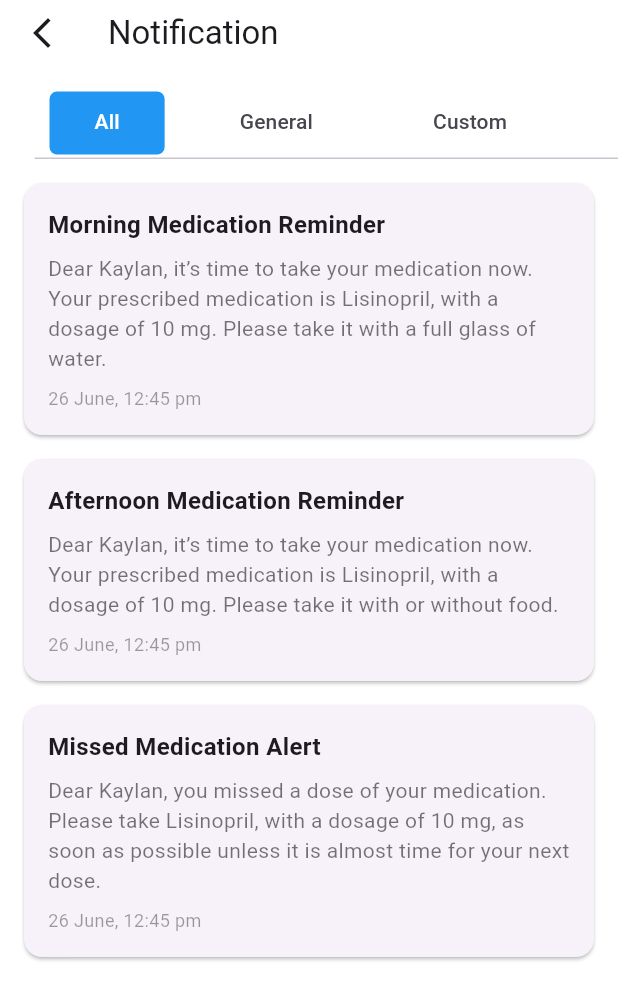
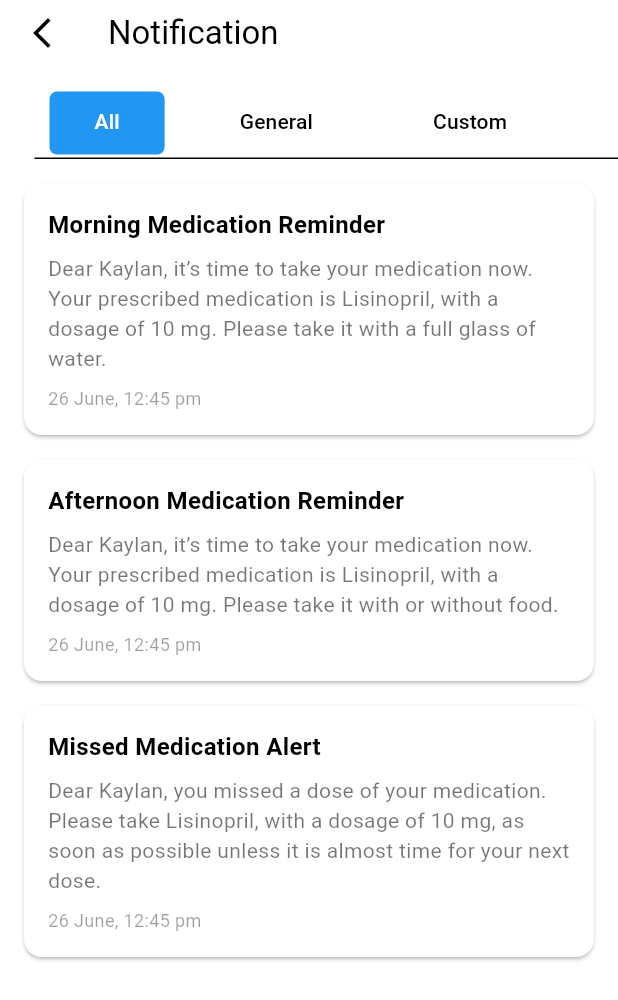
Before and after one commit to ajaydhakal1/medicalapp-uta, a Flutter app: the screen it shows after launch, after a tap on the "notifications" icon, on a phone screen of 412 x 824 dp. Shown: the top 1000 px of the screen. Run offline on Flutter 3.47's test engine with Material 3 defaults, Android fonts, the light colour scheme and no system bars; our stand-ins replace awesome_notifications, dotted_border, flutter_rating_bar, font_awesome_flutter, image_picker, line_awesome_flutter and 1 more; Roboto replaces fonts that are missing (fonts/Poppins).

Commit message:
dark mode implemented

```diff
--- /dev/null
+++ b/lib/Controller/notification_controller.dart
@@ -0,0 +1,25 @@
+import 'package:awesome_notifications/awesome_notifications.dart';
+
+class NotificationController {
+  @pragma("vm:entry-point")
+  static Future<void> onNotificationCreateMethod(
+      ReceivedNotification receivedNotification) async {}
+
+  @pragma("vm:entry-point")
+  static Future<void> onNotificationDisplayedMethod(
+      ReceivedNotification receivedNotification) async {
+    // Handle when a notification is displayed. If it's clicked
+  }
+
+  @pragma("vm:entry-point")
+  static Future<void> onDismissActionReceiveMethod(
+      ReceivedNotification receivedNotification) async {
+    // Handle when a notification is displayed. If it's clicked
+  }
+
+  @pragma("vm:entry-point")
+  static Future<void> onActionReceivedMethod(
+      ReceivedNotification receivedNotification) async {
+    // Handle when a notification is displayed. If it's clicked
+  }
+}
--- a/lib/Pages/Notification/show_notifications.dart
+++ b/lib/Pages/Notification/show_notifications.dart
@@ -116,7 +116,7 @@ class _ShowNotificationsState extends State<ShowNotifications> with SingleTicker
                 color: Colors.blue,
                 borderRadius: BorderRadius.circular(5.0),
               ),
-              tabs: const [
+              tabs:const [
                 Tab(text: 'All'),
                 Tab(text: 'General'),
                 Tab(text: 'Custom'),
--- a/lib/Pages/account_management/account information/change_birthday.dart
+++ b/lib/Pages/account_management/account information/change_birthday.dart
@@ -1,3 +1,5 @@
+// ignore_for_file: avoid_unnecessary_containers
+
 import 'package:flutter/material.dart';
 
 class ChangeBirthday extends StatelessWidget {
--- a/lib/Pages/account_management/account information/change_gmail.dart
+++ b/lib/Pages/account_management/account information/change_gmail.dart
@@ -1,3 +1,5 @@
+// ignore_for_file: avoid_unnecessary_containers
+
 import 'package:flutter/material.dart';
 
 class ChangeGmail extends StatelessWidget {
--- a/lib/Pages/account_management/account information/change_name.dart
+++ b/lib/Pages/account_management/account information/change_name.dart
@@ -1,3 +1,5 @@
+// ignore_for_file: avoid_unnecessary_containers
+
 import 'package:flutter/material.dart';
 
 class ChangeName extends StatelessWidget {
--- a/lib/Pages/account_management/account information/change_number.dart
+++ b/lib/Pages/account_management/account information/change_number.dart
@@ -1,3 +1,5 @@
+// ignore_for_file: avoid_unnecessary_containers
+
 import 'package:flutter/material.dart';
 
 class ChangeNumber extends StatelessWidget {
--- a/lib/Pages/account_management/account information/change_password.dart
+++ b/lib/Pages/account_management/account information/change_password.dart
@@ -1,3 +1,5 @@
+// ignore_for_file: library_private_types_in_public_api
+
 import 'package:flutter/material.dart';
 
 class ChangePassword extends StatefulWidget {
--- a/lib/Pages/account_management/account information/change_username.dart
+++ b/lib/Pages/account_management/account information/change_username.dart
@@ -1,3 +1,5 @@
+// ignore_for_file: avoid_unnecessary_containers
+
 import 'package:flutter/material.dart';
 
 class ChangeUsername extends StatelessWidget {
--- a/lib/Pages/homepage/homepage.dart
+++ b/lib/Pages/homepage/homepage.dart
@@ -12,10 +12,17 @@ class HomePage extends StatefulWidget {
 
 class _HomePageState extends State<HomePage> {
   int _selectedIndex = 0;
+  int _selectedTab = 0; // 0: Time, 1: Medication, 2: All
 
   void _onTabSelected(int index) {
     setState(() {
       _selectedIndex = index;
+    });
+  }
+
+  void _onSubTabSelected(int index) {
+    setState(() {
+      _selectedTab = index;
     });
   }
 
@@ -37,7 +44,7 @@ class _HomePageState extends State<HomePage> {
       case 2:
         return const Center(child: Text('Medication Page'));
       case 3:
-        return const ProfilePage();
+        return ProfilePage();
       default:
         return _buildHomePage();
     }
@@ -90,7 +97,8 @@ class _HomePageState extends State<HomePage> {
                   children: [
                     Text(
                       '${10 + index}',
-                      style: const TextStyle(fontSize: 18, color: Colors.black54),
+                      style:
+                          const TextStyle(fontSize: 18, color: Colors.black54),
                     ),
                     const SizedBox(height: 8),
                     if (index == 2)
@@ -105,40 +113,70 @@ class _HomePageState extends State<HomePage> {
             ),
           ),
           const SizedBox(height: 16),
-          const Row(
+          Row(
             mainAxisAlignment: MainAxisAlignment.spaceAround,
             children: [
-              Text('Time',
-                  style: TextStyle(
-                      fontSize: 16,
-                      fontWeight: FontWeight.bold,
-                      color: Colors.black)),
-              Text('Medication',
-                  style: TextStyle(fontSize: 16, color: Colors.black54)),
-              Text('All',
-                  style: TextStyle(fontSize: 16, color: Colors.black54)),
+              _buildSubTabItem('Time', 0),
+              _buildSubTabItem('Medication', 1),
+              _buildSubTabItem('All', 2),
             ],
           ),
           const SizedBox(height: 16),
           Expanded(
             child: ListView(
-              children: [
-                _buildTimeSlot('07:00 AM', [
-                  _buildMedicationCard('Paracetamol', '200mg', true),
-                  _buildMedicationCard('Paracetamol', '200mg', true),
-                  _buildMedicationCard('Paracetamol', '200mg', false),
-                ]),
-                _buildTimeSlot('07:00 AM', [
-                  _buildMedicationCard('Paracetamol', '200mg', true),
-                  _buildMedicationCard('Paracetamol', '200mg', true),
-                  _buildMedicationCard('Paracetamol', '200mg', false),
-                ]),
-              ],
+              children: _buildSubTabContent(),
             ),
           ),
         ],
       ),
     );
+  }
+
+  Widget _buildSubTabItem(String label, int index) {
+    return GestureDetector(
+      onTap: () => _onSubTabSelected(index),
+      child: Text(
+        label,
+        style: TextStyle(
+          fontSize: 16,
+          fontWeight: FontWeight.bold,
+          color: _selectedTab == index
+              ? Theme.of(context).colorScheme.primary
+              : Colors.black54,
+        ),
+      ),
+    );
+  }
+
+  List<Widget> _buildSubTabContent() {
+    switch (_selectedTab) {
+      case 0:
+        return [
+          _buildTimeSlot('07:00 AM', [
+            _buildMedicationCard('Paracetamol', '200mg', true),
+            _buildMedicationCard('Paracetamol', '200mg', true),
+            _buildMedicationCard('Paracetamol', '200mg', false),
+          ]),
+          _buildTimeSlot('07:00 AM', [
+            _buildMedicationCard('Paracetamol', '200mg', true),
+            _buildMedicationCard('Paracetamol', '200mg', true),
+            _buildMedicationCard('Paracetamol', '200mg', false),
+          ]),
+        ];
+      case 1:
+        return [
+          _buildMedicationCard('Ibuprofen', '400mg', true),
+          _buildMedicationCard('Ibuprofen', '400mg', false),
+        ];
+      case 2:
+        return [
+          _buildMedicationCard('Paracetamol', '200mg', true),
+          _buildMedicationCard('Ibuprofen', '400mg', true),
+          _buildMedicationCard('Aspirin', '100mg', false),
+        ];
+      default:
+        return [];
+    }
   }
 
   Widget _buildTimeSlot(String time, List<Widget> medications) {
@@ -197,7 +235,8 @@ class _HomePageState extends State<HomePage> {
       child: Scaffold(
         body: _buildSelectedPage(),
         floatingActionButton: FloatingActionButton(
-          shape: RoundedRectangleBorder(borderRadius: BorderRadius.circular(50.0)),
+          shape:
+              RoundedRectangleBorder(borderRadius: BorderRadius.circular(50.0)),
           backgroundColor: Colors.blue,
           onPressed: addMedicine,
           child: const Icon(
@@ -215,9 +254,12 @@ class _HomePageState extends State<HomePage> {
             mainAxisAlignment: MainAxisAlignment.spaceBetween,
             children: <Widget>[
               _buildBottomNavigationBarItem(Icons.home, "Home", 0),
-              _buildBottomNavigationBarItem(LineAwesomeIcons.search_solid, "Search", 1),
-              _buildBottomNavigationBarItem(LineAwesomeIcons.clinic_medical_solid, "Medication", 2),
-              _buildBottomNavigationBarItem(LineAwesomeIcons.user_circle_solid, "Profile", 3),
+              _buildBottomNavigationBarItem(
+                  LineAwesomeIcons.search_solid, "Search", 1),
+              _buildBottomNavigationBarItem(
+                  LineAwesomeIcons.clinic_medical_solid, "Medication", 2),
+              _buildBottomNavigationBarItem(
+                  LineAwesomeIcons.user_circle_solid, "Profile", 3),
             ],
           ),
         ),
@@ -230,11 +272,13 @@ class _HomePageState extends State<HomePage> {
       children: [
         IconButton(
           onPressed: () => _onTabSelected(index),
-          icon: Icon(icon, color: _selectedIndex == index ? Colors.blue : Colors.black54),
+          icon: Icon(icon,
+              color: _selectedIndex == index ? Colors.blue : Colors.black54),
         ),
         Text(
           label,
-          style: TextStyle(color: _selectedIndex == index ? Colors.blue : Colors.black54),
+          style: TextStyle(
+              color: _selectedIndex == index ? Colors.blue : Colors.black54),
         ),
       ],
     );
@@ -249,7 +293,8 @@ class DialogBox extends StatelessWidget {
     return Padding(
       padding: const EdgeInsets.only(bottom: 100.0),
       child: ConstrainedBox(
-        constraints: const BoxConstraints(maxWidth: 300), // Give it a maximum width
+        constraints:
+            const BoxConstraints(maxWidth: 300), // Give it a maximum width
         child: AlertDialog(
           alignment: Alignment.bottomCenter,
           backgroundColor: Colors.white,
@@ -267,10 +312,10 @@ class DialogBox extends StatelessWidget {
                   child: ElevatedButton(
                     onPressed: () {},
                     style: ButtonStyle(
-                      backgroundColor: MaterialStateProperty.all(
+                      backgroundColor: WidgetStateProperty.all(
                         const Color.fromARGB(235, 248, 252, 255),
                       ),
-                      shape: MaterialStateProperty.all(RoundedRectangleBorder(
+                      shape: WidgetStateProperty.all(RoundedRectangleBorder(
                         borderRadius: BorderRadius.circular(50.0),
                       )),
                     ),
--- a/lib/main.dart
+++ b/lib/main.dart
@@ -1,6 +1,8 @@
 // ignore_for_file: must_be_immutable
 
+import 'package:awesome_notifications/awesome_notifications.dart';
 import 'package:flutter/material.dart';
+import 'package:profile_page/Controller/notification_controller.dart';
 import 'package:profile_page/Pages/Notification/show_notifications.dart';
 import 'package:profile_page/Pages/account_management/account%20information/account_information.dart';
 import 'package:profile_page/Pages/account_management/account%20information/change_birthday.dart';
@@ -33,9 +35,42 @@ import 'package:profile_page/Pages/settings/support_and_help/make_suggestion.dar
 import 'package:profile_page/Pages/settings/support_and_help/report_problem.dart';
 import 'package:profile_page/Pages/settings/support_and_help/support_and_help.dart';
 import 'package:profile_page/theme/theme.dart';
+import 'package:profile_page/theme/theme_provider.dart';
+import 'package:provider/provider.dart';
 
-void main() {
-  runApp(const MyApp());
+void main() async {
+  await AwesomeNotifications().initialize(
+    null,
+    [
+      NotificationChannel(
+        playSound: true,
+        defaultRingtoneType: DefaultRingtoneType.Notification,
+        enableVibration: true,
+        enableLights: true,
+        channelShowBadge: true,
+        channelGroupKey: "Basic_Channel_Group",
+        channelKey: 'basic_channel',
+        channelName: 'Basic Channel',
+        channelDescription: 'Basic channel for test',
+      )
+    ],
+    channelGroups: [
+      NotificationChannelGroup(
+          channelGroupKey: "Basic_Channel_Group",
+          channelGroupName: "Basic Group"),
+    ],
+  );
+
+  bool isNotificationsAllowed =
+      await AwesomeNotifications().isNotificationAllowed();
+  if (!isNotificationsAllowed) {
+    AwesomeNotifications().requestPermissionToSendNotifications();
+  }
+
+  runApp(ChangeNotifierProvider(
+    create: (context) => ThemeProvider(),
+    child: const MyApp(),
+  ));
 }
 
 class MyApp extends StatefulWidget {
@@ -45,17 +80,22 @@ class MyApp extends StatefulWidget {
 }
 
 class _MyAppState extends State<MyApp> {
-  final ThemeManager _themeManager = ThemeManager();
+  final ThemeProvider _themeProvider = ThemeProvider();
 
   @override
   void dispose() {
-    _themeManager.removeListener(themeListener);
+    _themeProvider.removeListener(themeListener);
     super.dispose();
   }
 
   @override
   void initState() {
-    _themeManager.addListener(themeListener);
+    AwesomeNotifications().setListeners(
+        onActionReceivedMethod: NotificationController.onActionReceivedMethod,
+        onNotificationCreatedMethod: NotificationController.onNotificationCreateMethod,
+        onDismissActionReceivedMethod: NotificationController.onDismissActionReceiveMethod,
+        );
+    _themeProvider.addListener(themeListener);
     super.initState();
   }
 
@@ -72,17 +112,11 @@ class _MyAppState extends State<MyApp> {
       debugShowCheckedModeBanner: false,
       title: "Cure Me",
       home: const HomePage(),
-      theme: ThemeData(
-          primarySwatch: Colors.blue,
-          fontFamily: 'fonts/Poppins',
-          scaffoldBackgroundColor: Colors.white,
-          appBarTheme: const AppBarTheme(backgroundColor: Colors.white),
-          canvasColor: Colors.white),
-      darkTheme: darkTheme,
-      themeMode: _themeManager.themeMode,
+      theme: Provider.of<ThemeProvider>(context).themeData,
+      darkTheme: darkMode,
       routes: {
         '/home': (context) => const HomePage(),
-        '/profile': (context) => const ProfilePage(),
+        '/profile': (context) => ProfilePage(),
         '/editprofile': (context) => const EditProfilePage(),
         '/medical_details': (context) => const MedicalDetais(),
         '/medical_information': (context) => const MedicalInformation(),
--- a/lib/theme/theme.dart
+++ b/lib/theme/theme.dart
@@ -1,20 +1,20 @@
 import 'package:flutter/material.dart';
 
-ThemeData lightTheme = ThemeData(
+ThemeData lightMode = ThemeData(
   brightness: Brightness.light,
+  colorScheme: const ColorScheme.light(
+    background: Colors.white,
+    primary: Color.fromARGB(137, 0, 0, 0),
+    secondary: Colors.blue,
+  )
 );
 
-ThemeData darkTheme = ThemeData(
+ThemeData darkMode = ThemeData(
   brightness: Brightness.dark,
+  colorScheme: ColorScheme.dark(
+    background:
+    Colors.grey.shade900,
+    primary: Colors.white,
+    secondary: Colors.blue,
+  )
 );
-
-class ThemeManager with ChangeNotifier {
-  ThemeMode _themeMode = ThemeMode.light;
-
-   get themeMode => _themeMode;
-
-  void toggleTheme(bool isDarkMode) {
-    _themeMode = isDarkMode ? ThemeMode.dark : ThemeMode.light;
-    notifyListeners();
-  }
-}
--- /dev/null
+++ b/lib/theme/theme_provider.dart
@@ -0,0 +1,24 @@
+import 'package:flutter/material.dart';
+import 'package:profile_page/theme/theme.dart';
+
+class ThemeProvider with ChangeNotifier{
+  ThemeData _themeData = lightMode;
+
+  ThemeData get themeData => _themeData;
+
+  bool get isDarkMode => _themeData == darkMode;
+
+  set themeData(ThemeData themeData){
+    _themeData = themeData;
+    notifyListeners();
+  }
+
+  void toggleTheme() {
+    if(_themeData == lightMode){
+      themeData = darkMode;
+    }
+    else{
+      themeData = lightMode;
+    }
+  }
+}
--- a/pubspec.yaml
+++ b/pubspec.yaml
@@ -44,6 +44,7 @@ dependencies:
   font_awesome_flutter: ^10.1.0
   google_fonts: ^5.1.0
   settings_ui: ^2.0.2
+  awesome_notifications: ^0.9.3+1
 
 
 flutter_icons:
@@ -54,6 +55,7 @@ flutter_icons:
 dev_dependencies:
   flutter_test:
     sdk: flutter
+  rename: ^3.0.2
 
   # The "flutter_lints" package below contains a set of recommended lints to
   # encourage good coding practices. The lint set provided by the package is
```
Also changed, not shown: lib/Pages/profile/profile.dart (+29 -5 lines), pubspec.lock, 7 other files.
